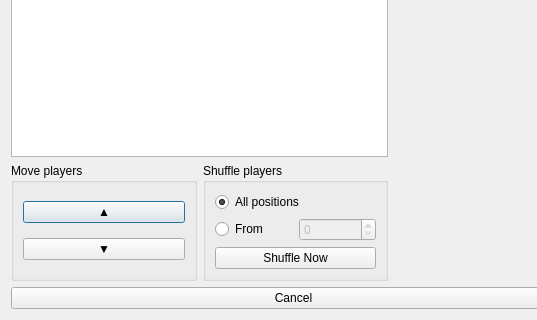
Old version of the form ui/DlgSeedingEditor.ui in the repository probonopd/QTournament; both pictures show x 0 to 537 and y 543 to 863 of the 1158 by 863 pixel window.
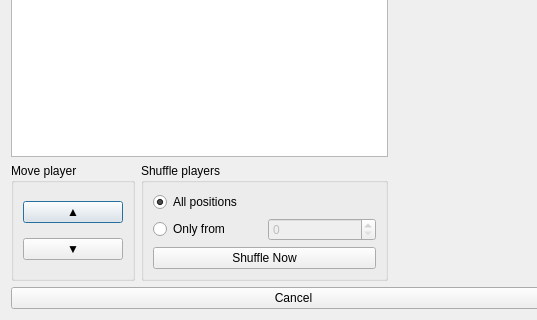
New version of the form. Custom widgets are drawn as their Qt base class.

Commit message: Minor dialog beautification

```diff
--- a/ui/DlgSeedingEditor.ui
+++ b/ui/DlgSeedingEditor.ui
@@ -37,11 +37,11 @@
           </widget>
          </item>
          <item>
-          <layout class="QHBoxLayout" name="horizontalLayout_4">
+          <layout class="QHBoxLayout" name="horizontalLayout_4" stretch="1,2">
            <item>
             <widget class="QGroupBox" name="groupBox">
              <property name="title">
-              <string>Move players</string>
+              <string>Move player</string>
              </property>
              <layout class="QVBoxLayout" name="verticalLayout_7">
               <item>
@@ -99,7 +99,7 @@
                   <item>
                    <widget class="QRadioButton" name="rbShuffleRange">
                     <property name="text">
-                     <string>From</string>
+                     <string>Only from</string>
                     </property>
                     <attribute name="buttonGroup">
                      <string notr="true">bgSuffleRange</string>
```
